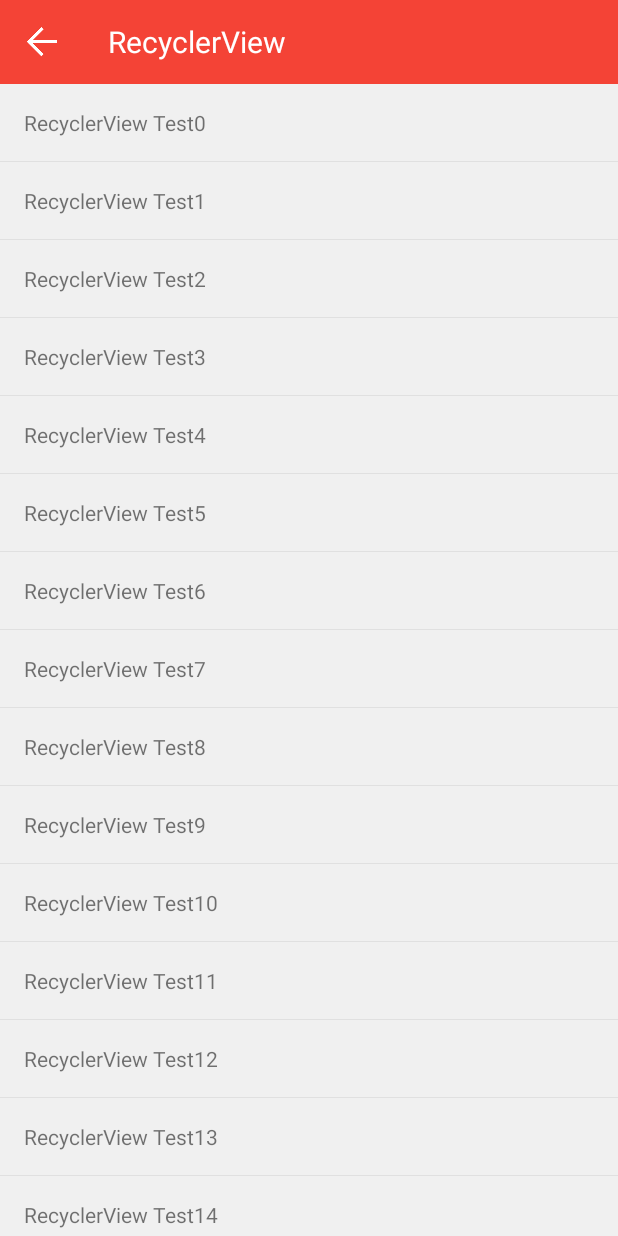
After one commit to student9128/KevinSummary, an Android app: the RecyclerViewActivity screen opened directly, with no data from a screen before it, on a phone screen of 412 x 824 dp. The commit adds this screen. Run offline under Robolectric (Android 15) with nearby library versions, the phone set to English and light mode, and no system bars; our stand-ins replace ButterKnife; libraries missing offline, so code that uses them is left out: com.umeng.message; pictures from the network do not load; 1 statement that could not run was skipped.

Commit message:
add something

```diff
--- /dev/null
+++ b/app/src/main/java/com/kevin/tech/kevinsummary/activity/widget/RecyclerViewActivity.java
@@ -0,0 +1,72 @@
+package com.kevin.tech.kevinsummary.activity.widget;
+
+import android.os.Bundle;
+import android.support.v7.widget.LinearLayoutManager;
+import android.support.v7.widget.RecyclerView;
+
+import com.kevin.tech.kevinsummary.R;
+import com.kevin.tech.kevinsummary.adapter.RecyclerViewDemoAdapter;
+import com.kevin.tech.kevinsummary.base.BaseActivity;
+import com.kevin.tech.kevinsummary.view.widget.DividerItemDecoration;
+
+import java.util.ArrayList;
+import java.util.List;
+
+import butterknife.BindView;
+import butterknife.ButterKnife;
+
+/**
+ * Created by <a href="http://blog.csdn.net/student9128">Kevin</a> on 2017/11/2.
+ * <h3>Description:</h3>
+ * <div>
+ * <div/>
+ */
+
+
+public class RecyclerViewActivity extends BaseActivity implements RecyclerViewDemoAdapter.OnRecyclerItemClickListner {
+    @BindView(R.id.rv_recycler_view)
+    RecyclerView rvRecyclerView;
+    private RecyclerViewDemoAdapter mAdapter;
+    private List<String> data = new ArrayList<>();
+
+    @Override
+    public int setLayoutResId() {
+        return R.layout.activity_recycler_view;
+    }
+
+    @Override
+    public void initView() {
+        actionBar.setTitle("RecyclerView");
+        for (int i = 0; i < 20; i++) {
+            data.add("RecyclerView Test" + i);
+        }
+        rvRecyclerView.setLayoutManager(new LinearLayoutManager(this));
+        DividerItemDecoration dividerItemDecoration = new DividerItemDecoration(this, DividerItemDecoration.VERTICAL_LIST);
+        dividerItemDecoration.setDivider(R.drawable.bg_divider_recycler);
+        rvRecyclerView.addItemDecoration(dividerItemDecoration);
+        mAdapter = new RecyclerViewDemoAdapter(this, data);
+        rvRecyclerView.setAdapter(mAdapter);
+    }
+
+    @Override
+    public void initData() {
+
+    }
+
+    @Override
+    public void initListener() {
+mAdapter.setOnRecyclerItemClicker(this);
+    }
+
+    @Override
+    protected void onCreate(Bundle savedInstanceState) {
+        super.onCreate(savedInstanceState);
+        // TODO: add setContentView(...) invocation
+        ButterKnife.bind(this);
+    }
+
+    @Override
+    public void onRecyclerItemClick(int position) {
+        showToast("You click " + data.get(position));
+    }
+}
--- /dev/null
+++ b/app/src/main/java/com/kevin/tech/kevinsummary/adapter/RecyclerViewDemoAdapter.java
@@ -0,0 +1,78 @@
+package com.kevin.tech.kevinsummary.adapter;
+
+import android.content.Context;
+import android.support.v7.widget.RecyclerView;
+import android.view.LayoutInflater;
+import android.view.View;
+import android.view.ViewGroup;
+import android.widget.TextView;
+
+import com.kevin.tech.kevinsummary.R;
+
+import java.util.List;
+
+import butterknife.BindView;
+import butterknife.ButterKnife;
+
+/**
+ * Created by <a href="http://blog.csdn.net/student9128">Kevin</a> on 2017/11/2.
+ * <h3>Description:</h3>
+ * <div>
+ * <div/>
+ */
+
+
+public class RecyclerViewDemoAdapter extends RecyclerView.Adapter<RecyclerViewDemoAdapter.MyViewHolder> {
+    private Context context;
+    private List<String> data;
+
+    public RecyclerViewDemoAdapter(Context context, List<String> data) {
+        this.context = context;
+        this.data = data;
+    }
+
+    @Override
+    public RecyclerViewDemoAdapter.MyViewHolder onCreateViewHolder(ViewGroup parent, int viewType) {
+        View view = LayoutInflater.from(parent.getContext()).inflate(R.layout.adapter_item_reycler_view_2, parent, false);
+        MyViewHolder myViewHolder = new MyViewHolder(view);
+        return myViewHolder;
+    }
+
+    @Override
+    public void onBindViewHolder(RecyclerViewDemoAdapter.MyViewHolder holder, final int position) {
+        holder.textView.setText(data.get(position));
+        holder.textView.setOnClickListener(new View.OnClickListener() {
+            @Override
+            public void onClick(View v) {
+                if (listner != null) {
+                    listner.onRecyclerItemClick(position);
+                }
+            }
+        });
+    }
+
+    @Override
+    public int getItemCount() {
+        return data.size();
+    }
+
+    public class MyViewHolder extends RecyclerView.ViewHolder {
+        @BindView(R.id.tv_text)
+        TextView textView;
+
+        public MyViewHolder(View itemView) {
+            super(itemView);
+            ButterKnife.bind(this, itemView);
+        }
+    }
+
+    public void setOnRecyclerItemClicker(OnRecyclerItemClickListner listner) {
+        this.listner = listner;
+    }
+
+    private OnRecyclerItemClickListner listner;
+
+    public interface OnRecyclerItemClickListner {
+        void onRecyclerItemClick(int position);
+    }
+}
--- a/app/src/main/java/com/kevin/tech/kevinsummary/constants/Constants.java
+++ b/app/src/main/java/com/kevin/tech/kevinsummary/constants/Constants.java
@@ -13,6 +13,7 @@ public class Constants {
     public static final String MOB_APP_SECRET = "9815bc404c8e08b318553405c94b7a9b";
     public static final String BUGLY_APP_ID = "3a4d24d96f";
     public static final String BAIDU_PUSH_API_KEY = "39Gq7pyPTgGsymVOxG5rSCtL";
+    public static final String UMENG_APP_SECRET = "4a67d59b87dd61818b8e34010a49ecb2";
 
     public static final String ARGS = "args";
     public static final String ENCODING = "UTF-8";
--- a/app/src/main/java/com/kevin/tech/kevinsummary/fragment/AndroidFragment.java
+++ b/app/src/main/java/com/kevin/tech/kevinsummary/fragment/AndroidFragment.java
@@ -7,6 +7,7 @@ import android.support.v7.widget.RecyclerView;
 import android.widget.TextView;
 
 import com.kevin.tech.kevinsummary.R;
+import com.kevin.tech.kevinsummary.activity.widget.RecyclerViewActivity;
 import com.kevin.tech.kevinsummary.listener.OnItemClickListener;
 import com.kevin.tech.kevinsummary.activity.widget.ListViewActivity;
 import com.kevin.tech.kevinsummary.activity.widget.TextViewActivity;
@@ -87,6 +88,9 @@ public class AndroidFragment extends BaseFragment implements OnItemClickListener
             case 1:
                 startActivity(new Intent(mActivity, ListViewActivity.class));
                 break;
+            case 2:
+                startActivity(new Intent(mActivity, RecyclerViewActivity.class));
+                break;
             default:
                 break;
         }
--- /dev/null
+++ b/app/src/main/res/layout/activity_recycler_view.xml
@@ -0,0 +1,14 @@
+<?xml version="1.0" encoding="utf-8"?>
+<LinearLayout xmlns:android="http://schemas.android.com/apk/res/android"
+    android:layout_width="match_parent"
+    android:layout_height="match_parent"
+    android:orientation="vertical">
+
+    <include layout="@layout/tool_bar" />
+
+    <android.support.v7.widget.RecyclerView
+        android:id="@+id/rv_recycler_view"
+        android:layout_width="match_parent"
+        android:layout_height="match_parent"></android.support.v7.widget.RecyclerView>
+
+</LinearLayout>
--- /dev/null
+++ b/app/src/main/res/layout/activity_splash.xml
@@ -0,0 +1,6 @@
+<?xml version="1.0" encoding="utf-8"?>
+<android.support.constraint.ConstraintLayout xmlns:android="http://schemas.android.com/apk/res/android"
+    android:layout_width="match_parent"
+    android:layout_height="match_parent">
+
+</android.support.constraint.ConstraintLayout>
--- /dev/null
+++ b/app/src/main/res/layout/adapter_item_reycler_view_2.xml
@@ -0,0 +1,13 @@
+<?xml version="1.0" encoding="utf-8"?>
+<LinearLayout xmlns:android="http://schemas.android.com/apk/res/android"
+    android:layout_width="match_parent"
+    android:layout_height="wrap_content"
+    android:orientation="vertical">
+
+    <TextView
+        android:id="@+id/tv_text"
+        android:layout_width="match_parent"
+        android:layout_height="wrap_content"
+        android:padding="@dimen/uniform_padding" />
+
+</LinearLayout>
--- a/app/src/main/res/values/strings.xml
+++ b/app/src/main/res/values/strings.xml
@@ -95,12 +95,10 @@
         <item>信鸽推送</item>
         <item>极光推送</item>
         <item>百度推送</item>
-        <item>小米推送</item>
         <item>友盟推送</item>
         <item>ShareSDK</item>
         <item>友盟分享</item>
         <item>极光分享</item>
-        <item>Mob短信验证码</item>
         <item>友盟应用统计</item>
         <item>腾讯Bugly</item>
         <item>百度地图</item>
--- a/build.gradle
+++ b/build.gradle
@@ -6,7 +6,7 @@ buildscript {
         google()
     }
     dependencies {
-        classpath 'com.android.tools.build:gradle:3.0.0-beta7'
+        classpath 'com.android.tools.build:gradle:3.0.1'
         // NOTE: Do not place your application dependencies here; they belong
         // in the individual module build.gradle files
         classpath 'com.tencent.bugly:symtabfileuploader:2.1.0'
```
Also changed, not shown: app/build.gradle (+10 -1 lines), app/src/main/AndroidManifest.xml (+43 -4 lines), app/src/main/java/com/kevin/tech/kevinsummary/activity/MainActivity.java (+32 -0 lines), app/src/main/java/com/kevin/tech/kevinsummary/activity/SplashActivity.java (added, +20 -0 lines), app/src/main/java/com/kevin/tech/kevinsummary/activity/thirdparty/BaiduMapActivity.java (+1 -9 lines), app/src/main/java/com/kevin/tech/kevinsummary/base/BaseApplication.java (+17 -2 lines), 1 other file.
